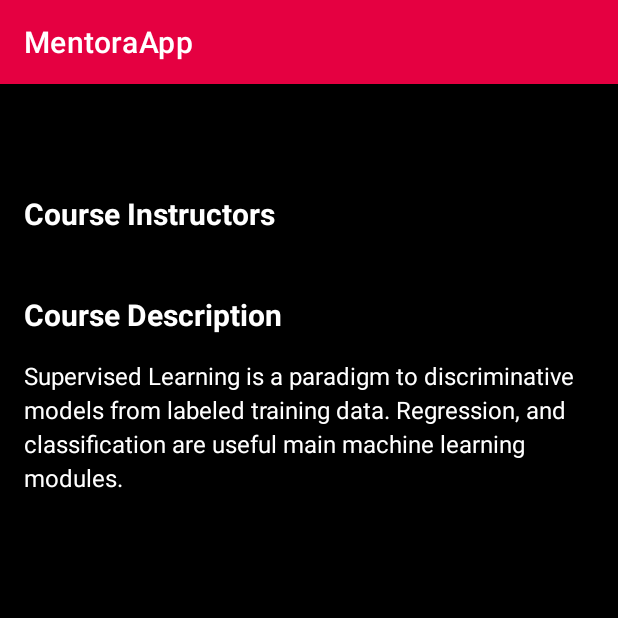
After one commit to imahrukh/Mentora, an Android app built with Jetpack Compose: the fragment CourseInfoFragment shown on its own in the app's theme, on a phone screen of 412 x 824 dp, the top half of it. The commit adds this screen. Run offline under Robolectric (Android 15) with nearby library versions, the phone set to English and light mode, and no system bars; our stand-ins replace Firebase (no records; nobody signed in at launch, a user with empty details on screens opened directly); 1 statement that could not run was skipped.

Commit message:
Course Info Page

```diff
--- /dev/null
+++ b/app/src/main/java/com/fast/mentor/CourseInfoFragment.java
@@ -0,0 +1,50 @@
+package com.fast.mentor;
+
+import android.os.Bundle;
+import android.view.LayoutInflater;
+import android.view.View;
+import android.view.ViewGroup;
+import android.widget.TextView;
+
+import androidx.fragment.app.Fragment;
+import androidx.recyclerview.widget.LinearLayoutManager;
+import androidx.recyclerview.widget.RecyclerView;
+
+import com.google.firebase.firestore.FirebaseFirestore;
+
+public class CourseInfoFragment extends Fragment {
+    private RecyclerView rvInstructors;
+    private TextView tvCourseTitle, tvCourseDescription;
+
+    @Override
+    public View onCreateView(LayoutInflater inflater, ViewGroup container, Bundle savedInstanceState) {
+        View view = inflater.inflate(R.layout.fragment_course_info, container, false);
+
+        tvCourseTitle = view.findViewById(R.id.tvCourseTitle);
+        tvCourseDescription = view.findViewById(R.id.tvCourseDescription);
+        rvInstructors = view.findViewById(R.id.rvInstructors);
+
+        rvInstructors.setLayoutManager(new LinearLayoutManager(
+                requireContext(), LinearLayoutManager.HORIZONTAL, false));
+
+        loadCourseInfo();
+        return view;
+    }
+
+    private void loadCourseInfo() {
+        String courseId = getArguments().getString("courseId");
+
+        FirebaseFirestore.getInstance()
+                .collection("courses").document(courseId)
+                .get().addOnSuccessListener(document -> {
+                    CourseInfo courseInfo = document.toObject(CourseInfo.class);
+                    if(courseInfo != null) {
+                        tvCourseTitle.setText(courseInfo.getTitle());
+                        tvCourseDescription.setText(courseInfo.getDescription());
+
+                        InstructorAdapter adapter = new InstructorAdapter(courseInfo.getInstructors());
+                        rvInstructors.setAdapter(adapter);
+                    }
+                });
+    }
+}
--- /dev/null
+++ b/app/src/main/res/layout/fragment_course_info.xml
@@ -0,0 +1,56 @@
+<?xml version="1.0" encoding="utf-8"?>
+<ScrollView xmlns:android="http://schemas.android.com/apk/res/android"
+    xmlns:app="http://schemas.android.com/apk/res-auto"
+    android:layout_width="match_parent"
+    android:layout_height="match_parent"
+    android:padding="16dp">
+
+    <LinearLayout
+        android:layout_width="match_parent"
+        android:layout_height="wrap_content"
+        android:orientation="vertical">
+
+        <!-- Course Title -->
+        <TextView
+            android:id="@+id/tvCourseTitle"
+            android:layout_width="match_parent"
+            android:layout_height="wrap_content"
+            android:textSize="24sp"
+            android:textStyle="bold"
+            android:layout_marginBottom="24dp"/>
+
+        <!-- Instructors Section -->
+        <TextView
+            android:layout_width="match_parent"
+            android:layout_height="wrap_content"
+            android:text="@string/course_instructors"
+            android:textSize="20sp"
+            android:textStyle="bold"
+            android:layout_marginBottom="16dp"/>
+
+        <androidx.recyclerview.widget.RecyclerView
+            android:id="@+id/rvInstructors"
+            android:layout_width="match_parent"
+            android:layout_height="wrap_content"
+            android:orientation="horizontal"
+            app:layoutManager="androidx.recyclerview.widget.LinearLayoutManager"
+            android:layout_marginBottom="24dp"/>
+
+        <!-- Course Description -->
+        <TextView
+            android:layout_width="match_parent"
+            android:layout_height="wrap_content"
+            android:text="@string/course_description"
+            android:textSize="20sp"
+            android:textStyle="bold"
+            android:layout_marginBottom="16dp"/>
+
+        <TextView
+            android:id="@+id/tvCourseDescription"
+            android:layout_width="match_parent"
+            android:layout_height="wrap_content"
+            android:textSize="16sp"
+            android:lineSpacingMultiplier="1.2"
+            android:text="@string/courseAbout"/>
+    </LinearLayout>
+</ScrollView>
--- a/app/src/main/res/values/strings.xml
+++ b/app/src/main/res/values/strings.xml
@@ -77,6 +77,8 @@
     <string name="weight_2">Weight:2%</string>
     <string name="practice_quiz_1_supervised_learning_vs_unsupervised_learning">Practice Quiz 1: Supervised Learning vs Unsupervised Learning</string>
     <string name="quiz">Quiz</string>
+    <string name="course_instructors">Course Instructors</string>
+    <string name="course_description">Course Description</string>
     <string-array name="video_quality_options">
         <item>HD</item>
         <item>720p</item>
```
Also changed, not shown: app/src/main/java/com/fast/mentor/CourseInfo.java (added, +71 -0 lines), app/src/main/java/com/fast/mentor/InstructorAdapter.java (added, +50 -0 lines), app/src/main/res/layout/item_instructor.xml (added, +38 -0 lines).
